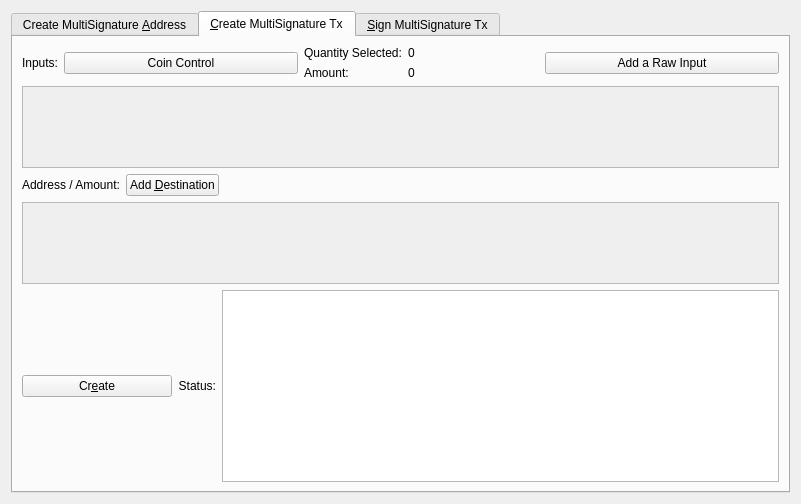
First picture: the form in src/qt/forms/multisigdialog.ui, repository supertref/Reex, before the edit.
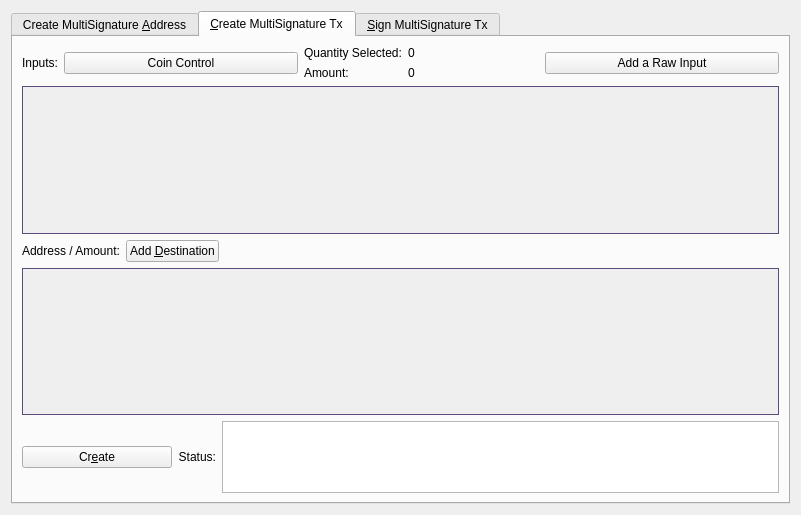
Second picture: the form after the edit. The open tabs and pages were chosen to show the change. Icons and pictures are not drawn.

Diff of the .ui file:
```diff
--- a/src/qt/forms/multisigdialog.ui
+++ b/src/qt/forms/multisigdialog.ui
@@ -7,7 +7,7 @@
     <x>0</x>
     <y>0</y>
     <width>801</width>
-    <height>504</height>
+    <height>515</height>
    </rect>
   </property>
   <property name="sizePolicy">
@@ -23,10 +23,7 @@
    <item>
     <widget class="QTabWidget" name="multisigTabWidget">
      <property name="styleSheet">
-      <string notr="true">QScrollArea{border: 1px solid #5b4c7c;}
-QFrame{background-color:#f2f0f0;}
-QLabel{background-color:#ffffff;}
-QFrame &gt; QLabel{background-color:#f2f0f0;}</string>
+      <string notr="true">QScrollArea{border: 1px solid #5b4c7c;}</string>
      </property>
      <property name="currentIndex">
       <number>0</number>
@@ -400,8 +397,8 @@
                <rect>
                 <x>0</x>
                 <y>0</y>
-                <width>98</width>
-                <height>28</height>
+                <width>747</width>
+                <height>131</height>
                </rect>
               </property>
               <layout class="QVBoxLayout" name="verticalLayout_7">
@@ -416,7 +413,7 @@
                  <property name="sizeHint" stdset="0">
                   <size>
                    <width>20</width>
-                   <height>40</height>
+                   <height>80</height>
                   </size>
                  </property>
                 </spacer>
@@ -485,8 +482,8 @@
                <rect>
                 <x>0</x>
                 <y>0</y>
-                <width>98</width>
-                <height>28</height>
+                <width>747</width>
+                <height>130</height>
                </rect>
               </property>
               <layout class="QVBoxLayout" name="verticalLayout_11">
@@ -574,16 +571,12 @@
                  <height>16777215</height>
                 </size>
                </property>
+               <property name="sizeAdjustPolicy">
+                <enum>QAbstractScrollArea::AdjustToContents</enum>
+               </property>
                <property name="readOnly">
                 <bool>true</bool>
                </property>
-               <property name="html">
-                <string>&lt;!DOCTYPE HTML PUBLIC &quot;-//W3C//DTD HTML 4.0//EN&quot; &quot;http://www.w3.org/TR/REC-html40/strict.dtd&quot;&gt;
-&lt;html&gt;&lt;head&gt;&lt;meta name=&quot;qrichtext&quot; content=&quot;1&quot; /&gt;&lt;style type=&quot;text/css&quot;&gt;
-p, li { white-space: pre-wrap; }
-&lt;/style&gt;&lt;/head&gt;&lt;body style=&quot; font-family:'Noto Sans'; font-size:9pt; font-weight:400; font-style:normal;&quot;&gt;
-&lt;p style=&quot;-qt-paragraph-type:empty; margin-top:0px; margin-bottom:0px; margin-left:0px; margin-right:0px; -qt-block-indent:0; text-indent:0px;&quot;&gt;&lt;br /&gt;&lt;/p&gt;&lt;/body&gt;&lt;/html&gt;</string>
-               </property>
               </widget>
              </item>
             </layout>
```
Left out of the diff: 26 changed lines with no effect on the pictures.
